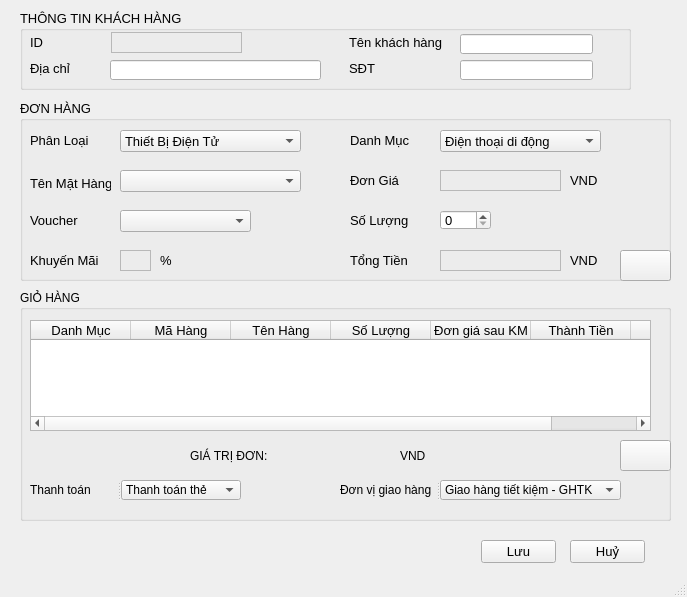
si13ncer/DoAnCTDL, file taodonhang.ui: the form before one commit.
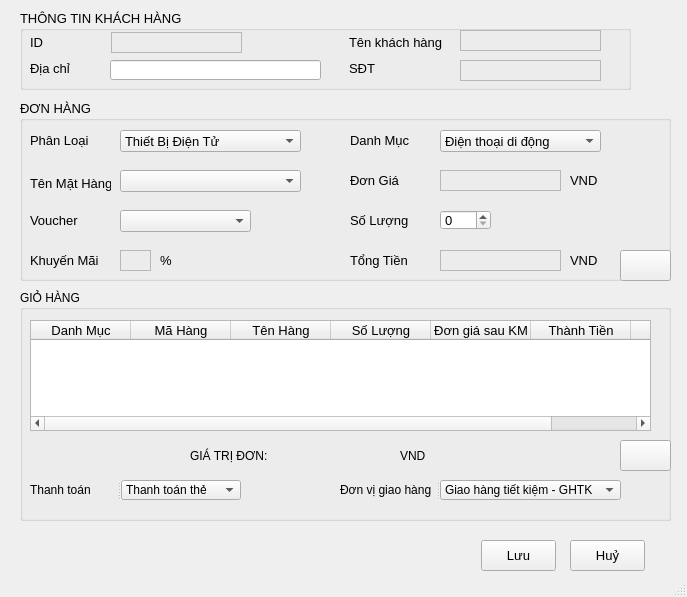
The form after the commit. Icons and pictures are not drawn.

Patch:
```diff
--- a/taodonhang.ui
+++ b/taodonhang.ui
@@ -31,7 +31,7 @@
       <x>481</x>
       <y>540</y>
       <width>75</width>
-      <height>23</height>
+      <height>31</height>
      </rect>
     </property>
     <property name="text">
@@ -41,6 +41,12 @@
      <iconset resource="res.qrc">
       <normaloff>:/res/res/icon/save.png</normaloff>:/res/res/icon/save.png</iconset>
     </property>
+    <property name="iconSize">
+     <size>
+      <width>20</width>
+      <height>20</height>
+     </size>
+    </property>
    </widget>
    <widget class="QPushButton" name="btnHuy">
     <property name="geometry">
@@ -48,7 +54,7 @@
       <x>570</x>
       <y>540</y>
       <width>75</width>
-      <height>23</height>
+      <height>31</height>
      </rect>
     </property>
     <property name="text">
@@ -58,6 +64,12 @@
      <iconset resource="res.qrc">
       <normaloff>:/res/res/icon/discard.png</normaloff>:/res/res/icon/discard.png</iconset>
     </property>
+    <property name="iconSize">
+     <size>
+      <width>20</width>
+      <height>20</height>
+     </size>
+    </property>
    </widget>
    <widget class="QGroupBox" name="groupBox">
     <property name="geometry">
@@ -84,19 +96,6 @@
       <string>Tên khách hàng</string>
      </property>
     </widget>
-    <widget class="QLineEdit" name="leditName">
-     <property name="geometry">
-      <rect>
-       <x>440</x>
-       <y>24</y>
-       <width>133</width>
-       <height>20</height>
-      </rect>
-     </property>
-     <property name="maxLength">
-      <number>60</number>
-     </property>
-    </widget>
     <widget class="QLabel" name="label_5">
      <property name="geometry">
       <rect>
@@ -129,22 +128,6 @@
       <string/>
      </property>
     </widget>
-    <widget class="QLineEdit" name="leditPhone">
-     <property name="geometry">
-      <rect>
-       <x>440</x>
-       <y>50</y>
-       <width>133</width>
-       <height>20</height>
-      </rect>
-     </property>
-     <property name="text">
-      <string/>
-     </property>
-     <property name="maxLength">
-      <number>12</number>
-     </property>
-    </widget>
     <widget class="QLabel" name="label_3">
      <property name="geometry">
       <rect>
@@ -181,6 +164,44 @@
       <string>Địa chỉ             </string>
      </property>
     </widget>
+    <widget class="QLabel" name="lblName">
+     <property name="geometry">
+      <rect>
+       <x>440</x>
+       <y>20</y>
+       <width>141</width>
+       <height>21</height>
+      </rect>
+     </property>
+     <property name="frameShape">
+      <enum>QFrame::StyledPanel</enum>
+     </property>
+     <property name="frameShadow">
+      <enum>QFrame::Plain</enum>
+     </property>
+     <property name="text">
+      <string/>
+     </property>
+    </widget>
+    <widget class="QLabel" name="lblPhone">
+     <property name="geometry">
+      <rect>
+       <x>440</x>
+       <y>50</y>
+       <width>141</width>
+       <height>21</height>
+      </rect>
+     </property>
+     <property name="frameShape">
+      <enum>QFrame::StyledPanel</enum>
+     </property>
+     <property name="frameShadow">
+      <enum>QFrame::Plain</enum>
+     </property>
+     <property name="text">
+      <string/>
+     </property>
+    </widget>
    </widget>
    <widget class="QGroupBox" name="groupBox_2">
     <property name="geometry">
```
Left out of the diff: 2 changed lines with no effect on the pictures.
